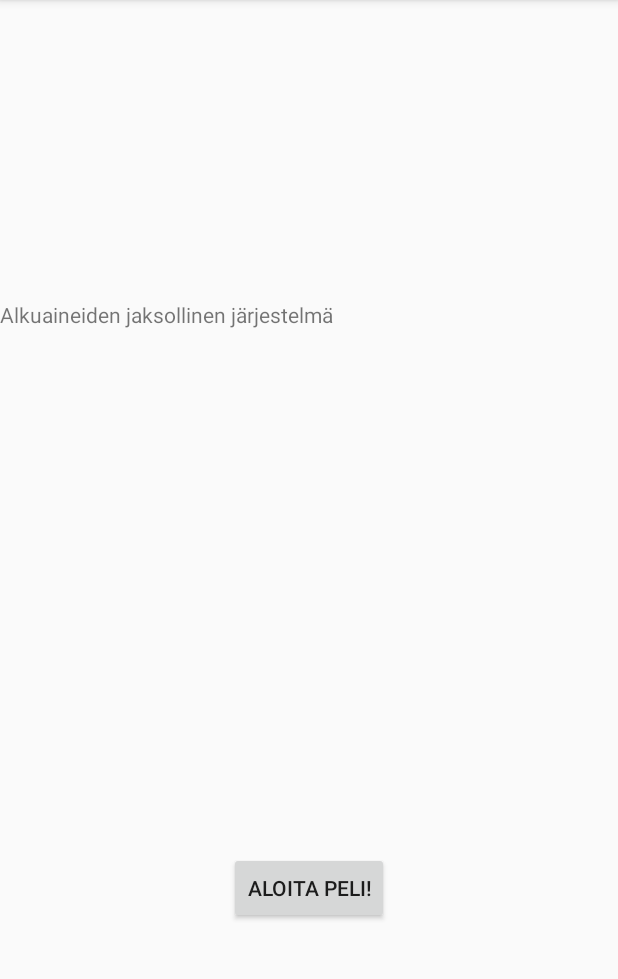
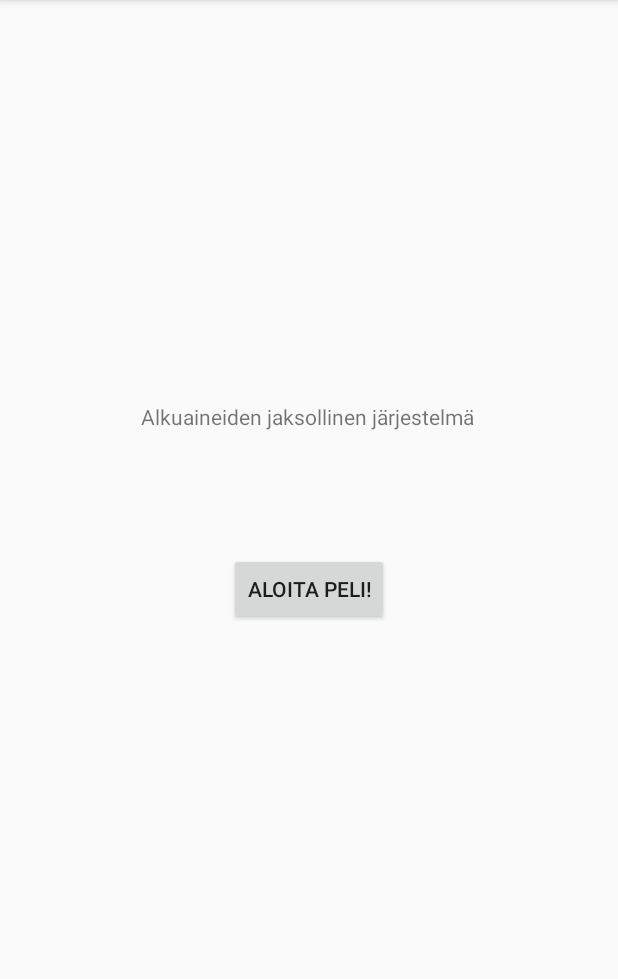
Before and after one commit to magdapoppins/android-elements-game, an Android app: the screen it shows after launch (MainActivity), on a phone screen of 412 x 824 dp, the part 84-1063 px from its top. Run offline under Robolectric (Android 15) with nearby library versions, the phone set to English and light mode, and no system bars.

Commit message:
UI fixes

```diff
--- a/app/src/main/res/layout/activity_main.xml
+++ b/app/src/main/res/layout/activity_main.xml
@@ -10,7 +10,7 @@
         android:id="@+id/button"
         android:layout_width="wrap_content"
         android:layout_height="wrap_content"
-        android:layout_marginBottom="152dp"
+        android:layout_marginBottom="24dp"
         android:layout_marginEnd="8dp"
         android:layout_marginStart="8dp"
         android:layout_marginTop="24dp"
@@ -21,16 +21,19 @@
         app:layout_constraintHorizontal_bias="0.501"
         app:layout_constraintStart_toStartOf="parent"
         app:layout_constraintTop_toBottomOf="@+id/textView"
-        app:layout_constraintVertical_bias="1.0"
+        app:layout_constraintVertical_bias="0.126"
         tools:text="@string/start_btn" />
 
     <TextView
         android:id="@+id/textView"
         android:layout_width="224dp"
-        android:layout_height="wrap_content"
-        android:layout_marginTop="200dp"
+        android:layout_height="29dp"
+        android:layout_marginEnd="24dp"
+        android:layout_marginStart="24dp"
+        android:layout_marginTop="268dp"
         android:text="@string/start_text"
+        app:layout_constraintEnd_toEndOf="parent"
+        app:layout_constraintStart_toStartOf="parent"
         app:layout_constraintTop_toTopOf="parent"
-        tools:layout_editor_absoluteX="80dp"
         tools:text="@string/start_text" />
 </android.support.constraint.ConstraintLayout>
--- a/app/src/main/res/layout/activity_question.xml
+++ b/app/src/main/res/layout/activity_question.xml
@@ -23,7 +23,8 @@
             android:id="@+id/question_textbox"
             android:layout_width="match_parent"
             android:layout_height="145dp"
-            android:text="TextView" />
+            android:paddingLeft="60dp"
+            android:paddingTop="40dp" />
     </android.support.v7.widget.CardView>
 
     <EditText
@@ -34,7 +35,6 @@
         android:layout_marginTop="24dp"
         android:ems="10"
         android:inputType="textPersonName"
-        android:text="Nimi"
         app:layout_constraintStart_toStartOf="parent"
         app:layout_constraintTop_toBottomOf="@+id/cardView" />
 
```
Also changed, not shown: app/src/main/java/poppins/magda/elements/QuestionActivity.kt (+8 -8 lines).
